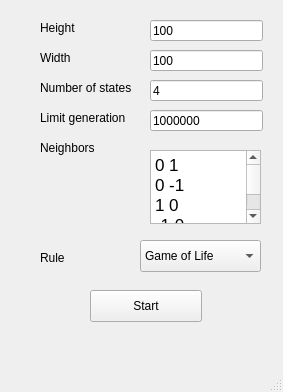
phanmduong/Cellular-Automaton-Simulator, file mainwindow.ui: the form before one commit.
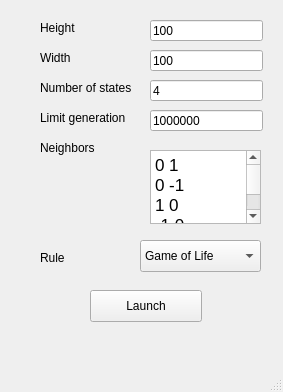
The form after the commit.

Commit message: ADD: connect ui with code config

What changed in the file:
```diff
--- a/mainwindow.ui
+++ b/mainwindow.ui
@@ -37,7 +37,7 @@
      </rect>
     </property>
     <property name="text">
-     <string>Start</string>
+     <string>Launch</string>
     </property>
    </widget>
    <widget class="QLabel" name="label_3">
```
Left out of the diff: 14 changed lines with no effect on the pictures. The commit also changes 4 other files.
